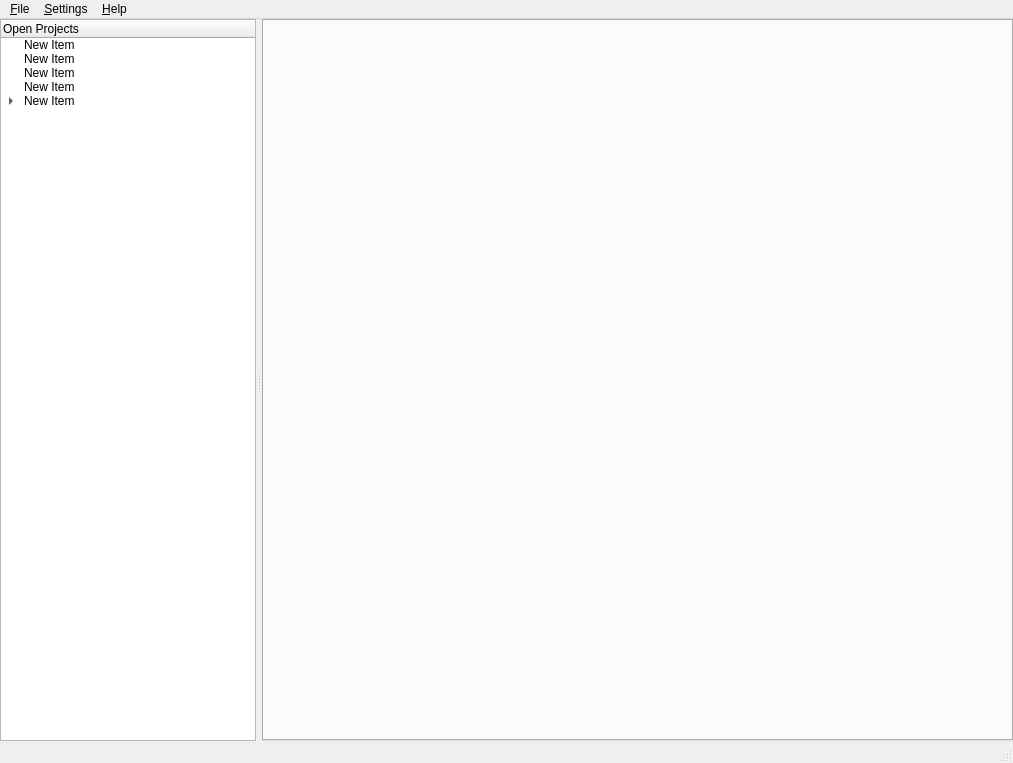
Before: the Qt Designer form Ui/MainWindow.ui in shm12/APKLanguageEditor, drawn with Qt 5.
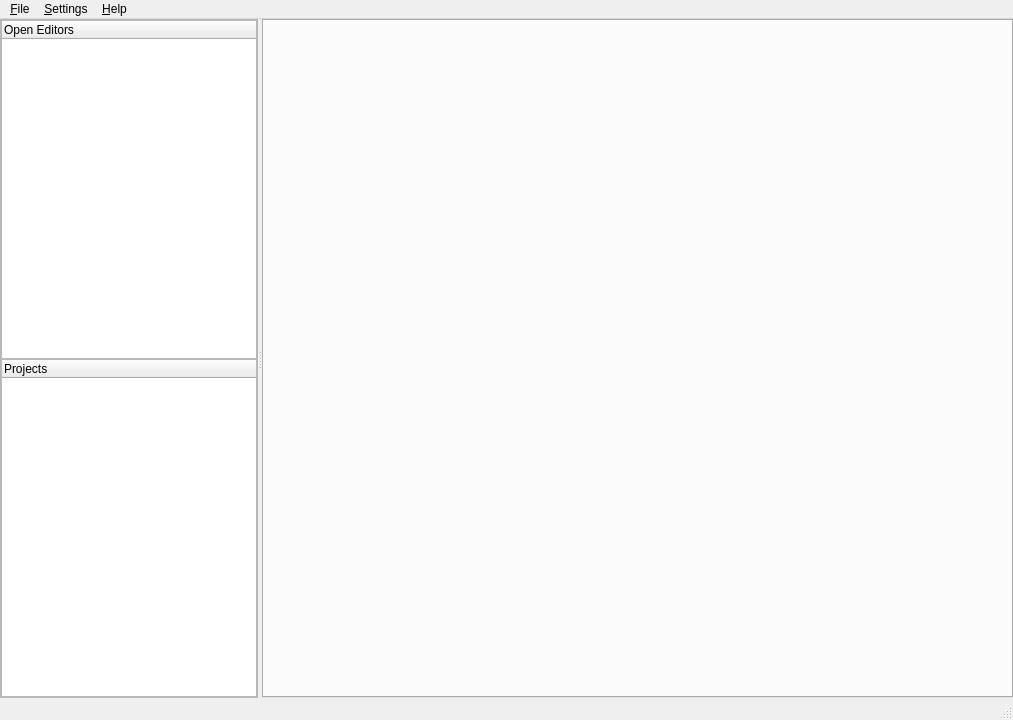
After: the same form once the commit is applied.

```diff
--- a/Ui/MainWindow.ui
+++ b/Ui/MainWindow.ui
@@ -7,7 +7,7 @@
     <x>0</x>
     <y>0</y>
     <width>1013</width>
-    <height>763</height>
+    <height>720</height>
    </rect>
   </property>
   <property name="acceptDrops">
@@ -23,10 +23,19 @@
    <locale language="English" country="Israel"/>
   </property>
   <widget class="QWidget" name="centralwidget">
+   <property name="sizePolicy">
+    <sizepolicy hsizetype="Preferred" vsizetype="Fixed">
+     <horstretch>0</horstretch>
+     <verstretch>0</verstretch>
+    </sizepolicy>
+   </property>
    <property name="layoutDirection">
     <enum>Qt::LeftToRight</enum>
    </property>
-   <layout class="QHBoxLayout" name="horizontalLayout_2">
+   <layout class="QVBoxLayout" name="verticalLayout_2">
+    <property name="spacing">
+     <number>0</number>
+    </property>
     <property name="leftMargin">
      <number>0</number>
     </property>
@@ -41,25 +50,88 @@
     </property>
     <item>
      <widget class="QSplitter" name="splitter">
-      <property name="layoutDirection">
-       <enum>Qt::LeftToRight</enum>
-      </property>
-      <property name="autoFillBackground">
-       <bool>false</bool>
+      <property name="minimumSize">
+       <size>
+        <width>0</width>
+        <height>0</height>
+       </size>
       </property>
       <property name="orientation">
        <enum>Qt::Horizontal</enum>
       </property>
-      <property name="opaqueResize">
-       <bool>true</bool>
-      </property>
-      <property name="handleWidth">
-       <number>6</number>
-      </property>
       <property name="childrenCollapsible">
        <bool>false</bool>
       </property>
-      <widget class="QTreeWidget" name="openProjectsTree">
+      <widget class="QScrollArea" name="scrollArea">
+       <property name="sizePolicy">
+        <sizepolicy hsizetype="MinimumExpanding" vsizetype="Expanding">
+         <horstretch>0</horstretch>
+         <verstretch>0</verstretch>
+        </sizepolicy>
+       </property>
+       <property name="minimumSize">
+        <size>
+         <width>90</width>
+         <height>0</height>
+        </size>
+       </property>
+       <property name="widgetResizable">
+        <bool>true</bool>
+       </property>
+       <widget class="QWidget" name="scrollAreaWidgetContents_2">
+        <property name="geometry">
+         <rect>
+          <x>0</x>
+          <y>0</y>
+          <width>256</width>
+          <height>667</height>
+         </rect>
+        </property>
+        <property name="minimumSize">
+         <size>
+          <width>90</width>
+          <height>0</height>
+         </size>
+        </property>
+        <layout class="QVBoxLayout" name="verticalLayout">
+         <property name="spacing">
+          <number>0</number>
+         </property>
+         <property name="leftMargin">
+          <number>0</number>
+         </property>
+         <property name="topMargin">
+          <number>0</number>
+         </property>
+         <property name="rightMargin">
+          <number>0</number>
+         </property>
+         <property name="bottomMargin">
+          <number>0</number>
+         </property>
+         <item>
+          <widget class="QTreeWidget" name="openEditors">
+           <property name="sizePolicy">
+            <sizepolicy hsizetype="Expanding" vsizetype="Expanding">
+             <horstretch>0</horstretch>
+             <verstretch>0</verstretch>
+            </sizepolicy>
+           </property>
+           <property name="itemsExpandable">
+            <bool>false</bool>
+           </property>
+           <property name="expandsOnDoubleClick">
+            <bool>false</bool>
+           </property>
+           <column>
+            <property name="text">
+             <string>Open Editors</string>
+            </property>
+           </column>
+          </widget>
+         </item>
+         <item>
+          <widget class="QTreeWidget" name="projectsTree">
        <property name="sizePolicy">
         <sizepolicy hsizetype="Expanding" vsizetype="Expanding">
          <horstretch>0</horstretch>
@@ -105,51 +177,21 @@
        <property name="frameShadow">
         <enum>QFrame::Sunken</enum>
        </property>
+           <property name="horizontalScrollBarPolicy">
+            <enum>Qt::ScrollBarAlwaysOff</enum>
+           </property>
+           <property name="autoScroll">
+            <bool>false</bool>
+           </property>
        <column>
         <property name="text">
-         <string>Open Projects</string>
-        </property>
-       </column>
-       <item>
-        <property name="text">
-         <string>New Item</string>
-        </property>
-       </item>
-       <item>
-        <property name="text">
-         <string>New Item</string>
-        </property>
-       </item>
-       <item>
-        <property name="text">
-         <string>New Item</string>
-        </property>
-       </item>
-       <item>
-        <property name="text">
-         <string>New Item</string>
-        </property>
-       </item>
-       <item>
-        <property name="text">
-         <string>New Item</string>
-        </property>
-        <item>
-         <property name="text">
-          <string>New Subitem</string>
-         </property>
-        </item>
-        <item>
-         <property name="text">
-          <string>New Item</string>
-         </property>
-        </item>
-        <item>
-         <property name="text">
-          <string>New Item</string>
-         </property>
-        </item>
-       </item>
+             <string>Projects</string>
+            </property>
+           </column>
+          </widget>
+         </item>
+        </layout>
+       </widget>
       </widget>
       <widget class="QTabWidget" name="tabs">
        <property name="sizePolicy">
```
Left out of the diff: 15 changed lines with no effect on the pictures. Lines whose indentation alone changed are shown as unchanged.
